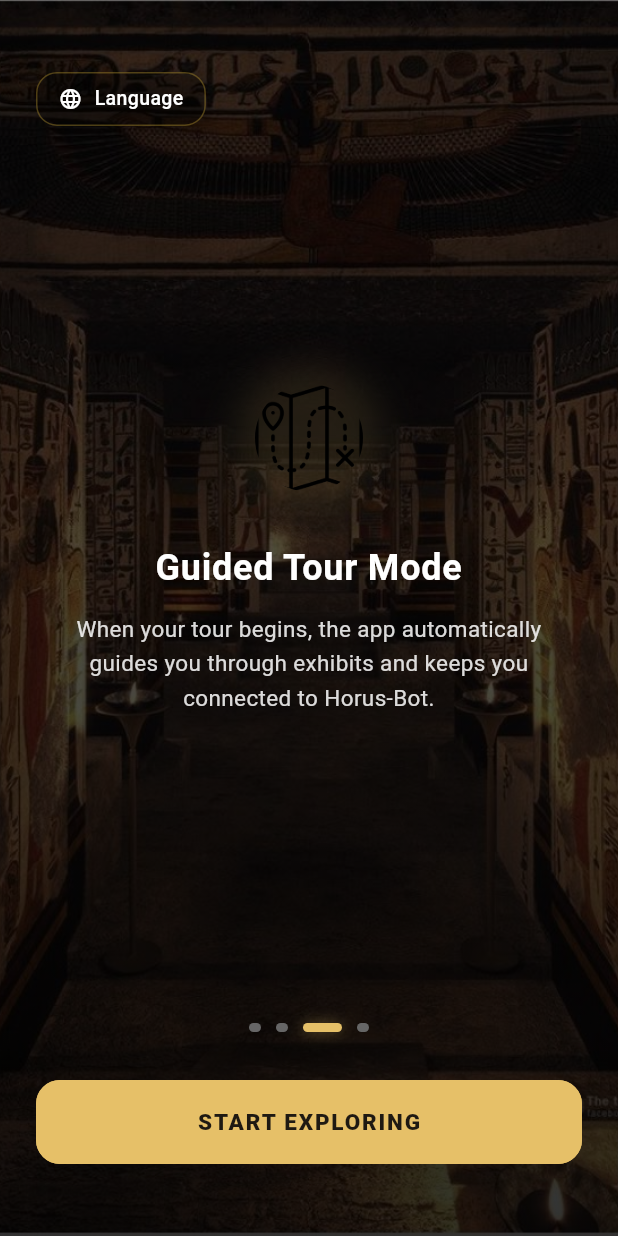
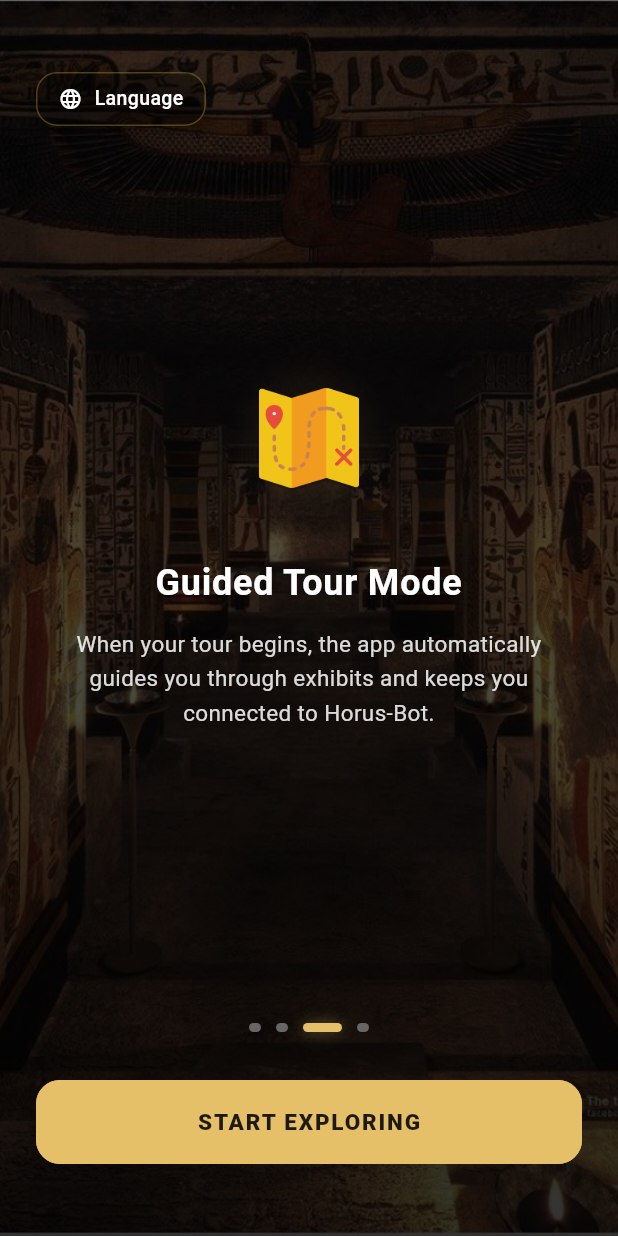
Before and after one commit to Farida-Waheed/museum_app, a Flutter app: the screen it shows after launch, swiped to page 3, on a phone screen of 412 x 824 dp. Run offline on Flutter 3.47's test engine with Material 3 defaults, Android fonts, the phone set to English and light mode, and no system bars; our stand-ins replace audioplayers, permission_handler, shared_preferences; missing offline and left inert: mobile_scanner; project files that could hold a hidden picture were left out.

Commit message:
refine onboarding icons: achieve visual consistency using Pharaoh as benchmark
- Refactored onboarding page data to include per-icon `iconSize`, `iconScale`, and `useShadow` properties for optical balancing.
- Implemented a unified icon rendering widget with a 110px circular gold-gradient container and floating animation.
- Balanced the colorful map icon's visual weight against the high-contrast Pharaoh/Pyramid outline icons using a targeted shadow layer and scale adjustment.
- Ensured all icons feel like one visual family while preserving the colorful map concept.
- Verified RTL/Arabic support and maintained all existing onboarding logic and layout structure.

Co-authored-by: Farida-Waheed <172945916+Farida-Waheed@users.noreply.github.com>

```diff
--- a/lib/screens/onboarding/onboarding_screen.dart
+++ b/lib/screens/onboarding/onboarding_screen.dart
@@ -90,24 +90,36 @@ class _OnboardingScreenState extends State<OnboardingScreen> with SingleTickerPr
         "desc": l10n.onboarding1Desc,
         "image": "assets/images/Onboarding.jpg",
         "iconPath": "assets/icons/pyramid.png",
+        "iconSize": 82.0,
+        "iconScale": 1.0,
+        "useShadow": false, // Already has strong outlines
       },
       {
         "title": l10n.onboarding2Title,
         "desc": l10n.onboarding2Desc,
         "image": "assets/images/Onboarding.jpg",
         "iconPath": "assets/icons/pharaoh.png",
+        "iconSize": 82.0,
+        "iconScale": 1.0, // Visual Benchmark
+        "useShadow": false,
       },
       {
         "title": l10n.onboarding3Title,
         "desc": l10n.onboarding3Desc,
         "image": "assets/images/Onboarding.jpg",
         "iconPath": "assets/icons/map.png",
+        "iconSize": 82.0,
+        "iconScale": 0.82, // Map is a solid block, needs to be smaller to match visual weight
+        "useShadow": true, // Needs shadow to match the "strength" of outline icons
       },
       {
         "title": l10n.onboarding4Title,
         "desc": l10n.onboarding4Desc,
         "image": "assets/images/Onboarding.jpg",
         "iconPath": "assets/icons/scarab.png",
+        "iconSize": 82.0,
+        "iconScale": 1.1, // Wide and airy, needs slight upscale
+        "useShadow": false,
       },
     ];
 
@@ -167,24 +179,43 @@ class _OnboardingScreenState extends State<OnboardingScreen> with SingleTickerPr
                               );
                             },
                             child: Container(
-                              width: 90,
-                              height: 90,
+                              width: 110,
+                              height: 110,
                               decoration: BoxDecoration(
                                 shape: BoxShape.circle,
-                                boxShadow: [
-                                  BoxShadow(
-                                    color: const Color(0xFFE6C068).withOpacity(0.12),
-                                    blurRadius: 20,
-                                    spreadRadius: 4,
-                                  ),
-                                ],
+                                gradient: RadialGradient(
+                                  colors: [
+                                    const Color(0xFFE6C068).withOpacity(0.12),
+                                    const Color(0xFFE6C068).withOpacity(0.0),
+                                  ],
+                                ),
                               ),
                               child: Center(
-                                child: ClipOval(
-                                  child: Image.asset(
-                                    pages[index]["iconPath"]!,
-                                    width: 72,
-                                    height: 72,
+                                child: Transform.scale(
+                                  scale: pages[index]["iconScale"] ?? 1.0,
+                                  child: Stack(
+                                    alignment: Alignment.center,
+                                    children: [
+                                      // Optional shadow layer to unify different icon styles
+                                      if (pages[index]["useShadow"] == true)
+                                        Transform.translate(
+                                          offset: const Offset(0, 2),
+                                          child: Image.asset(
+                                            pages[index]["iconPath"]!,
+                                            width: pages[index]["iconSize"] ?? 82.0,
+                                            height: pages[index]["iconSize"] ?? 82.0,
+                                            fit: BoxFit.contain,
+                                            color: Colors.black.withOpacity(0.2),
+                                          ),
+                                        ),
+                                      // Main Icon
+                                      Image.asset(
+                                        pages[index]["iconPath"]!,
+                                        width: pages[index]["iconSize"] ?? 82.0,
+                                        height: pages[index]["iconSize"] ?? 82.0,
+                                        fit: BoxFit.contain,
+                                      ),
+                                    ],
                                   ),
                                 ),
                               ),
```
Also changed, not shown: assets/icons/map.png.
